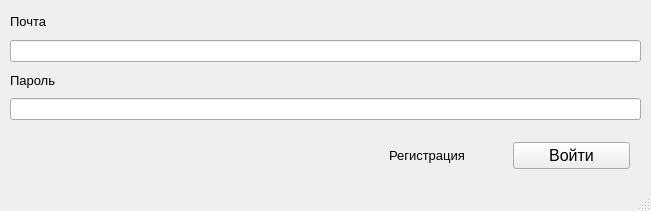
Ero-Sennin9/tanks_online, file untitled.ui: the form before one commit.
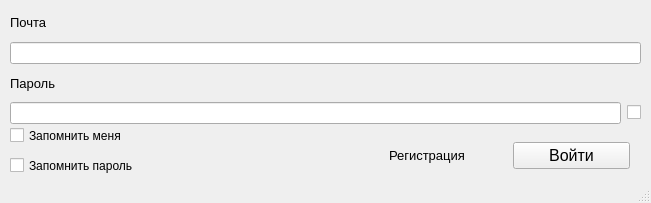
The form after the commit.

Commit message: исправил окно авторизации

```diff
--- a/untitled.ui
+++ b/untitled.ui
@@ -7,7 +7,7 @@
     <x>0</x>
     <y>0</y>
     <width>651</width>
-    <height>211</height>
+    <height>203</height>
    </rect>
   </property>
   <property name="windowTitle">
@@ -20,7 +20,7 @@
       <x>10</x>
       <y>9</y>
       <width>631</width>
-      <height>111</height>
+      <height>115</height>
      </rect>
     </property>
     <layout class="QVBoxLayout" name="verticalLayout">
@@ -52,7 +52,18 @@
       </widget>
      </item>
      <item>
-      <widget class="QLineEdit" name="lineEdit_2"/>
+      <layout class="QHBoxLayout" name="horizontalLayout_2">
+       <item>
+        <widget class="QLineEdit" name="lineEdit_2"/>
+       </item>
+       <item>
+        <widget class="QCheckBox" name="checkBox_3">
+         <property name="text">
+          <string/>
+         </property>
+        </widget>
+       </item>
+      </layout>
      </item>
     </layout>
    </widget>
@@ -98,6 +109,32 @@
      </item>
     </layout>
    </widget>
+   <widget class="QCheckBox" name="checkBox">
+    <property name="geometry">
+     <rect>
+      <x>10</x>
+      <y>120</y>
+      <width>211</width>
+      <height>31</height>
+     </rect>
+    </property>
+    <property name="text">
+     <string>Запомнить меня</string>
+    </property>
+   </widget>
+   <widget class="QCheckBox" name="checkBox_2">
+    <property name="geometry">
+     <rect>
+      <x>10</x>
+      <y>150</y>
+      <width>211</width>
+      <height>31</height>
+     </rect>
+    </property>
+    <property name="text">
+     <string>Запомнить пароль</string>
+    </property>
+   </widget>
   </widget>
   <widget class="QStatusBar" name="statusbar"/>
  </widget>
```
The commit also changes 5 other files.
